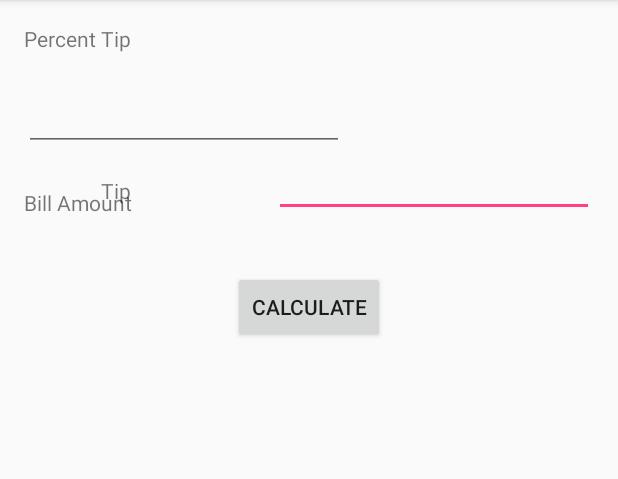
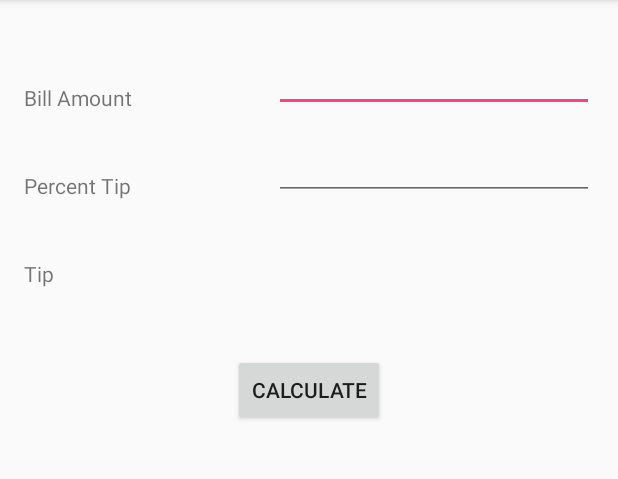
Before and after one commit to ATLASMobileMakers/AppResources, an Android app: the screen it shows after launch (MainActivity), on a phone screen of 412 x 824 dp, the part 84-563 px from its top. Run offline under Robolectric (Android 15) with nearby library versions, the phone set to English and light mode, and no system bars.

Commit message:
Finished android tip calculator app

```diff
--- a/AndroidTutorials/TipCalculator/app/src/main/java/jessie/tipcalculator/MainActivity.java
+++ b/AndroidTutorials/TipCalculator/app/src/main/java/jessie/tipcalculator/MainActivity.java
@@ -6,21 +6,33 @@ import android.view.View;
 import android.widget.EditText;
 import android.widget.TextView;
 
+import java.text.DecimalFormat;
+
 public class MainActivity extends AppCompatActivity {
 
     public void calculateTip(View view){
-        EditText billAmount = (EditText) findViewById(R.id.bill);
-        EditText percentTip = (EditText) findViewById(R.id.percent);
 
-        String text1 = billAmount.getText().toString();
-        int bill = Integer.parseInt(text1);
-        String text2 = percentTip.getText().toString();
-        int tip = Integer.parseInt(text2);
+        //Find the elements from the GUI that we want to interact with
+        EditText billAmount = (EditText) findViewById(R.id.billField);
+        EditText percentTip = (EditText) findViewById(R.id.percentField);
+        TextView calculatedTip = (TextView) findViewById(R.id.tipResult);
 
-        int calc = bill*tip;
+        //Get values from the EditText input fields
+        String billText = billAmount.getText().toString();
+        String tipPercentText = percentTip.getText().toString();
 
-        TextView calculatedTip = (TextView) findViewById(R.id.tip);
-        calculatedTip.setText(calc);
+        //Parse the values from the EditTexts from strings into doubles
+        double bill = Double.parseDouble(billText);
+        double tipPercent = Double.parseDouble(tipPercentText);
+
+        //Calculate the tip amount
+        double calc = bill*(tipPercent/100);
+
+        //Format the calculated tip amount to have 2 decimal places and cast it as a string
+        String formattedCalc = String.format("%.2f", calc);
+
+        //Set the text for the tipResult textView to be the calculated tip amount
+        calculatedTip.setText(formattedCalc);
     }
 
 
--- a/AndroidTutorials/TipCalculator/app/src/main/res/layout/activity_main.xml
+++ b/AndroidTutorials/TipCalculator/app/src/main/res/layout/activity_main.xml
@@ -13,67 +13,65 @@
         android:layout_width="wrap_content"
         android:layout_height="wrap_content"
         android:text="Bill Amount"
-        android:id="@+id/textView"
+        android:id="@+id/billLabel"
         android:layout_alignParentTop="true"
         android:layout_alignParentLeft="true"
         android:layout_alignParentStart="true"
-        android:layout_marginTop="109dp" />
+        android:layout_marginTop="39dp"/>
 
     <EditText
         android:layout_width="wrap_content"
         android:layout_height="wrap_content"
-        android:inputType="number"
+        android:inputType="numberDecimal"
         android:ems="10"
-        android:id="@+id/bill"
-        android:layout_alignBottom="@+id/textView"
+        android:id="@+id/billField"
+        android:layout_alignBottom="@+id/billLabel"
         android:layout_alignParentRight="true"
         android:layout_alignParentEnd="true" />
-
-    <EditText
-        android:layout_width="wrap_content"
-        android:layout_height="wrap_content"
-        android:inputType="number"
-        android:ems="10"
-        android:id="@+id/percent"
-        android:layout_below="@+id/editText"
-        android:layout_alignLeft="@+id/editText"
-        android:layout_alignStart="@+id/editText"
-        android:layout_marginTop="39dp" />
 
     <TextView
         android:layout_width="wrap_content"
         android:layout_height="wrap_content"
         android:text="Percent Tip"
-        android:id="@+id/textView2"
-        android:layout_alignBottom="@+id/editText2"
+        android:id="@+id/percentLabel"
+        android:layout_below="@+id/billLabel"
         android:layout_alignParentLeft="true"
-        android:layout_alignParentStart="true" />
+        android:layout_alignParentStart="true"
+        android:layout_marginTop="39dp"/>
+
+    <EditText
+        android:layout_width="wrap_content"
+        android:layout_height="wrap_content"
+        android:inputType="numberDecimal"
+        android:ems="10"
+        android:id="@+id/percentField"
+        android:layout_alignBottom="@+id/percentLabel"
+        android:layout_alignParentRight="true" />
 
     <TextView
         android:layout_width="wrap_content"
         android:layout_height="wrap_content"
         android:text="Tip"
-        android:id="@+id/textView3"
-        android:layout_below="@+id/textView2"
-        android:layout_alignRight="@+id/textView2"
-        android:layout_alignEnd="@+id/textView2"
-        android:layout_marginTop="82dp" />
+        android:id="@+id/tipLabel"
+        android:layout_below="@+id/percentLabel"
+        android:layout_alignParentLeft="true"
+        android:layout_alignParentStart="true"
+        android:layout_marginTop="39dp"/>
 
     <TextView
         android:layout_width="wrap_content"
         android:layout_height="wrap_content"
-        android:id="@+id/tip"
-        android:layout_alignBottom="@+id/textView3"
-        android:layout_alignLeft="@+id/editText2"
-        android:layout_alignStart="@+id/editText2" />
+        android:id="@+id/tipResult"
+        android:layout_alignBottom="@+id/tipLabel"
+        android:layout_alignParentRight="true" />
 
     <Button
         android:layout_width="wrap_content"
         android:layout_height="wrap_content"
         android:text="Calculate"
-        android:id="@+id/button"
+        android:id="@+id/calculateButton"
         android:onClick="calculateTip"
-        android:layout_below="@+id/tip"
+        android:layout_below="@+id/tipResult"
         android:layout_centerHorizontal="true"
         android:layout_marginTop="44dp" />
 </RelativeLayout>
```
